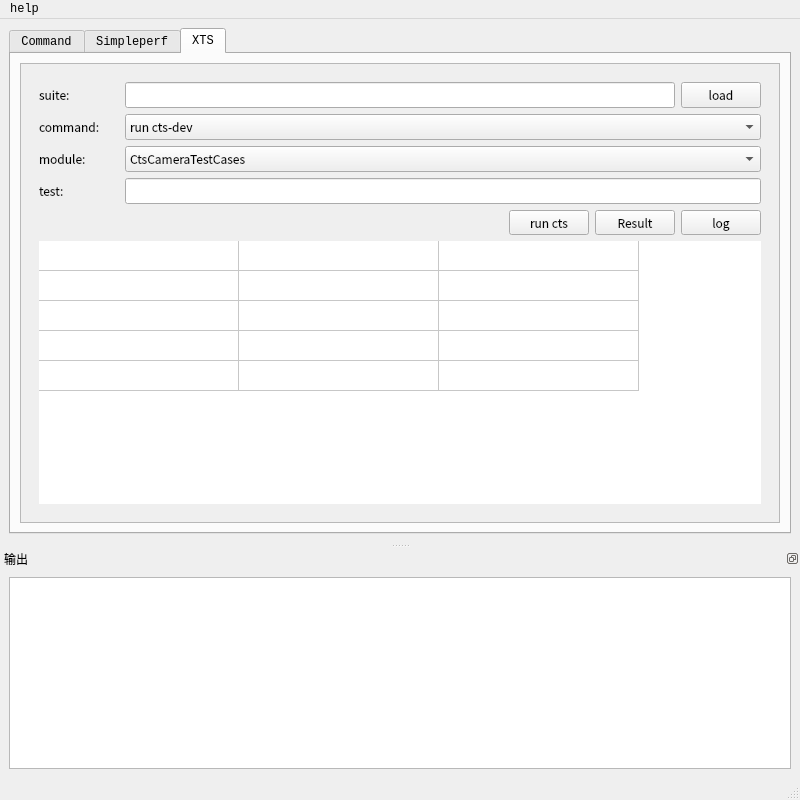
Above: mainwindow.ui from zuoVision/Qt before the change. Below: the same form after it.
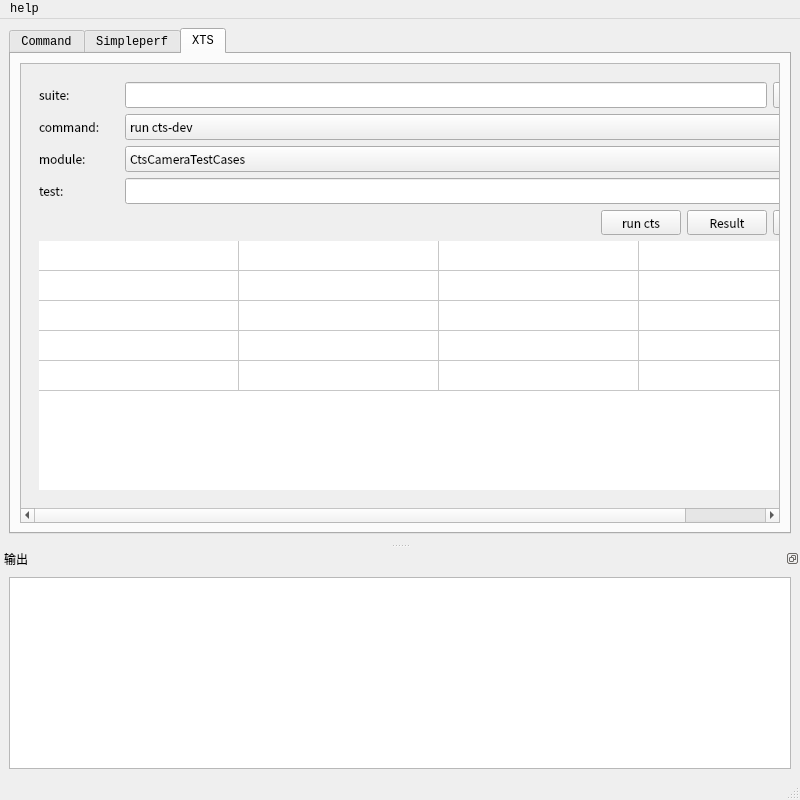
That is the form after the change.

```diff
--- a/mainwindow.ui
+++ b/mainwindow.ui
@@ -631,8 +631,8 @@
             <rect>
              <x>0</x>
              <y>0</y>
-             <width>758</width>
-             <height>433</height>
+             <width>850</width>
+             <height>419</height>
             </rect>
            </property>
            <layout class="QGridLayout" name="gridLayout_2">
@@ -801,7 +801,7 @@
                   <number>5</number>
                  </property>
                  <property name="columnCount">
-                  <number>3</number>
+                  <number>4</number>
                  </property>
                  <attribute name="horizontalHeaderVisible">
                   <bool>false</bool>
@@ -832,6 +832,7 @@
                  <column/>
                  <column/>
                  <column/>
+                 <column/>
                 </widget>
                </item>
                <item row="4" column="0" colspan="5">
```
